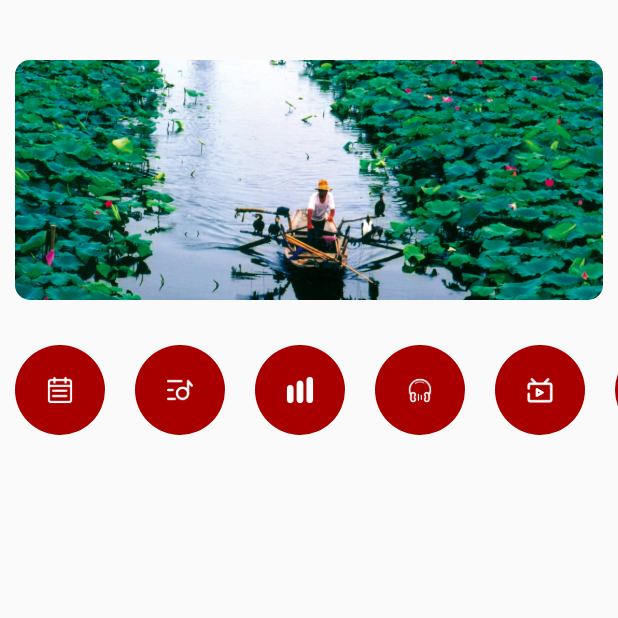
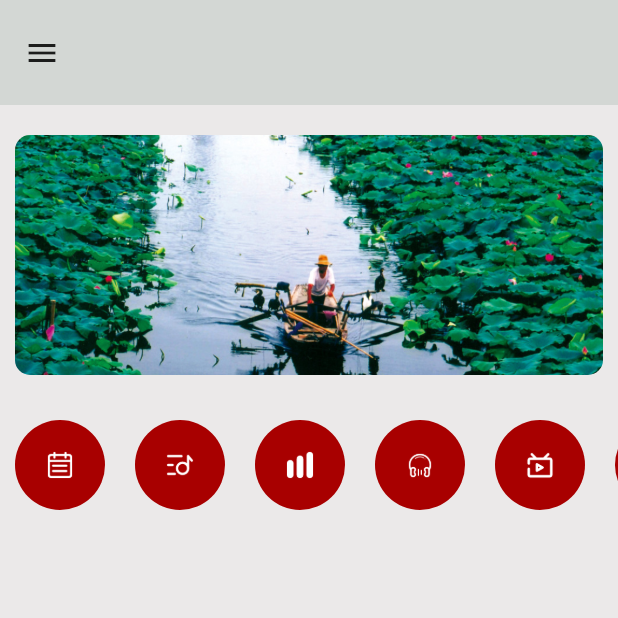
Before and after one commit to micki-zhou/potato, a Flutter app: the HomePage screen opened directly, on a phone screen of 412 x 824 dp, the top half of it. Run offline on Flutter 3.47's test engine with Material 2 defaults, Android fonts, the phone set to English and light mode, and no system bars; our stand-ins replace shared_preferences, simple_animations; accounts and stored records are empty.

Commit message:
add home page widget

```diff
--- a/lib/config/MyColors.dart
+++ b/lib/config/MyColors.dart
@@ -5,6 +5,9 @@ import 'package:flutter/painting.dart';
 class MyColors {
   static Color theme = Color(0xffa80000);
   static Color white = Color(0xffffffff);
+  static Color balck = Color(0x000000);
   static Color tip = Color(0xff303030);
   static Color text = Color(0xff181818);
+  static Color homeTheme = Color(0xffd3d7d4);
+  static Color background = Color(0xffebe9e9);
 }
--- a/lib/ui/home.dart
+++ b/lib/ui/home.dart
@@ -1,7 +1,8 @@
 import 'dart:async';
+import 'dart:developer';
 
 import 'package:flutter/material.dart';
-import 'package:potato/config/myColors.dart';
+import 'package:potato/config/MyColors.dart';
 
 class HomePage extends StatefulWidget {
   @override
@@ -10,7 +11,7 @@ class HomePage extends StatefulWidget {
 
 class _HomePageState extends State<HomePage> {
   Timer timer;
-  PageController pageController = PageController();
+  PageController pageController;
   int index = 0;
   //TODO 临时图片数据
   List<String> imageUrls = [
@@ -31,13 +32,14 @@ class _HomePageState extends State<HomePage> {
   @override
   void initState() {
     super.initState();
-    timer = Timer.periodic(const Duration(seconds: 2), (timer) {
+    pageController = PageController(initialPage: 0);
+    timer = Timer.periodic(const Duration(seconds: 5), (timer) {
       index++;
       if (index > imageUrls.length - 1) {
         index = 0;
       }
       pageController.animateToPage(index,
-          duration: Duration(seconds: 1), curve: Curves.easeInOutBack);
+          duration: Duration(seconds: 1), curve: Curves.easeInOut);
     });
   }
 
@@ -45,14 +47,16 @@ class _HomePageState extends State<HomePage> {
   void dispose() {
     super.dispose();
     timer.cancel();
+    pageController.dispose();
   }
 
   @override
   Widget build(BuildContext context) {
     return Scaffold(
+      backgroundColor: MyColors.background,
       body: Center(
         child: Column(
-          children: <Widget>[_homeBanner(), _dailyRecommend()],
+          children: <Widget>[_topView(), _homeBanner(), _dailyRecommend()],
         ),
       ),
     );
@@ -60,13 +64,44 @@ class _HomePageState extends State<HomePage> {
 
   // 顶部栏
   Widget _topView() {
+    return Container(
+      padding: EdgeInsets.fromLTRB(0, MediaQuery.of(context).padding.top, 0, 0),
+      color: MyColors.homeTheme,
+      height: 70,
+      child: Row(
+        children: [
+          _menuButton(),
+          _searchView(),
+        ],
+      ),
+    );
+  }
 
+  // 菜单按钮
+  Widget _menuButton() {
+    return ButtonTheme(
+      minWidth: 50,
+      height: double.infinity,
+      child: FlatButton(
+          onPressed: () {
+            print("press menu");
+          },
+          child: Icon(
+            Icons.menu,
+            // color: MyColors.balck,
+          )),
+    );
+  }
+
+  // 搜索框
+  Widget _searchView() {
+    return Container();
   }
 
   // banner
   Widget _homeBanner() {
     return Container(
-      margin: EdgeInsets.fromLTRB(0, 30, 0, 0),
+      margin: EdgeInsets.fromLTRB(0, 10, 0, 0),
       height: 180,
       child: PageView(
         controller: pageController,
```
